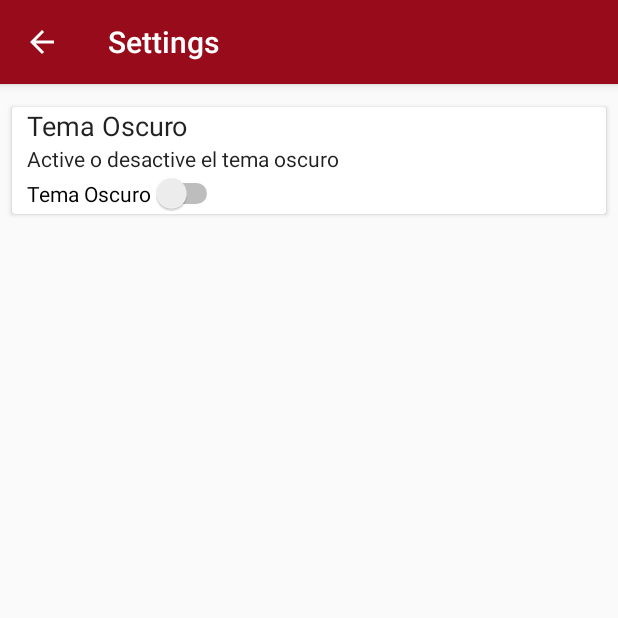
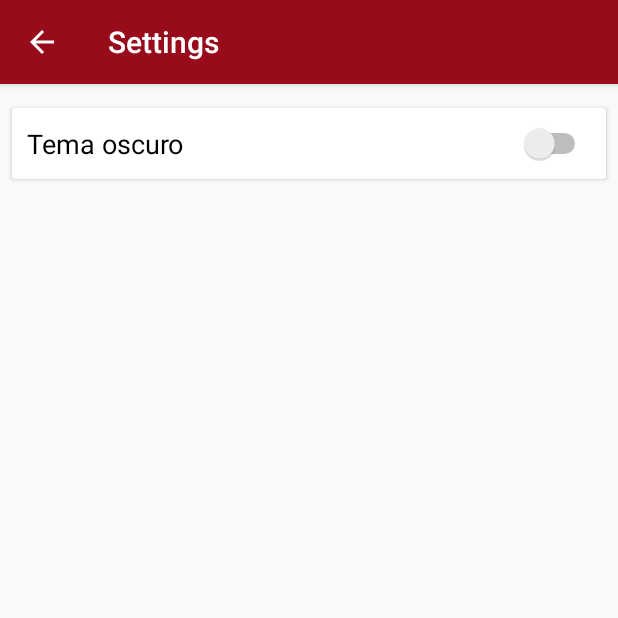
Before and after one commit to tscandalitta/OrgApp, an Android app: the SettingsActivity screen opened directly, with no data from a screen before it, on a phone screen of 412 x 824 dp, the top half of it. Run offline under Robolectric (Android 15) with nearby library versions, the phone set to English and light mode, and no system bars.

Commit message:
no message

```diff
--- a/app/src/main/java/com/example/proyectoandroidtdp/Main/SettingsActivity.java
+++ b/app/src/main/java/com/example/proyectoandroidtdp/Main/SettingsActivity.java
@@ -46,8 +46,6 @@ public class SettingsActivity extends AppCompatActivity {
         ActionBar actionBar = getSupportActionBar();
         actionBar.setTitle("Settings");
         actionBar.setDisplayHomeAsUpEnabled(true);
-
-
     }
 
     public boolean onOptionsItemSelected(MenuItem item){
@@ -64,13 +62,11 @@ public class SettingsActivity extends AppCompatActivity {
         intent.addFlags(Intent.FLAG_ACTIVITY_CLEAR_TOP);
         startActivity(intent);
         finish();
-
     }
 
     @Override
-    public boolean onKeyDown(int keyCode, KeyEvent event){
+    public boolean onKeyDown(int keyCode, KeyEvent event) {
         finish();
         return true;
     }
-
 }
--- a/app/src/main/java/com/example/proyectoandroidtdp/Redondeo/RedondeoFragment.java
+++ b/app/src/main/java/com/example/proyectoandroidtdp/Redondeo/RedondeoFragment.java
@@ -2,6 +2,7 @@ package com.example.proyectoandroidtdp.Redondeo;
 
 import android.os.Bundle;
 import android.support.v4.app.Fragment;
+import android.text.InputFilter;
 import android.view.LayoutInflater;
 import android.view.View;
 import android.view.ViewGroup;
@@ -28,7 +29,10 @@ public class RedondeoFragment extends Fragment {
         txtPrecision = view.findViewById(R.id.txtPrecision);
         txtTruncado = view.findViewById(R.id.txtRedondeoTruncado);
         btnRedondear = view.findViewById(R.id.btnRedondear);
-
+        InputFilter[] filtroNumero = {new InputFilter.LengthFilter(20)};
+        InputFilter[] filtroPrecision = {new InputFilter.LengthFilter(2)};
+        txtNumero.setFilters(filtroNumero);
+        txtPrecision.setFilters(filtroPrecision);
         btnRedondear.setOnClickListener(new View.OnClickListener() {
             @Override
             public void onClick(View v) {
--- a/app/src/main/res/drawable/ic_launcher_background.xml
+++ b/app/src/main/res/drawable/ic_launcher_background.xml
@@ -5,6 +5,6 @@
     android:viewportWidth="108"
     android:viewportHeight="108">
     <path
-        android:fillColor="#3CC24242"
+        android:fillColor="#ffffffff"
         android:pathData="M0,0h108v108h-108z" />
 </vector>
--- a/app/src/main/res/layout/activity_settings.xml
+++ b/app/src/main/res/layout/activity_settings.xml
@@ -26,27 +26,13 @@
 
             <Switch
                 android:id="@+id/t_toggle"
-                android:layout_width="wrap_content"
+                android:layout_width="match_parent"
                 android:layout_height="wrap_content"
-                android:layout_below="@id/texto_opcion_tema_oscuro"
-                android:text="Tema Oscuro" />
+                android:layout_marginTop="10dp"
+                android:layout_marginBottom="10dp"
+                android:text="@string/tema_oscuro"
+                android:textSize="18sp" />
 
-            <TextView
-                android:id="@+id/titulo_opcion_tema_oscuro"
-                style="@style/Titulos"
-                android:layout_width="wrap_content"
-                android:layout_height="wrap_content"
-                android:text="Tema Oscuro" />
-
-            <TextView
-                android:id="@+id/texto_opcion_tema_oscuro"
-                style="@style/Cuerpos"
-                android:layout_width="wrap_content"
-                android:layout_height="wrap_content"
-                android:layout_below="@id/titulo_opcion_tema_oscuro"
-                android:layout_marginEnd="8dp"
-                android:text="Active o desactive el tema oscuro"
-                app:layout_constraintEnd_toEndOf="parent" />
         </RelativeLayout>
     </android.support.v7.widget.CardView>
 </android.support.constraint.ConstraintLayout>
--- a/app/src/main/res/values/colors.xml
+++ b/app/src/main/res/values/colors.xml
@@ -4,8 +4,7 @@
     <color name="colorPrimaryDark">#630E19</color>
     <color name="colorAccent">#700202</color>
 
-
     <color name="darkColorPrimary">#1e2756</color>
     <color name="darkColorPrimaryDark">#141831</color>
-    <color name="darkColorAccent">#2aac4b</color>
+    <color name="darkColorAccent">#303F9F</color>
 </resources>
--- a/app/src/main/res/values/strings.xml
+++ b/app/src/main/res/values/strings.xml
@@ -81,5 +81,6 @@
     <string name="numero">Número</string>
     <string name="precision">Precisión</string>
     <string name="redondear">redondear</string>
+    <string name="tema_oscuro">Tema oscuro</string>
 
 </resources>
```
Also changed, not shown: 4 other files.
